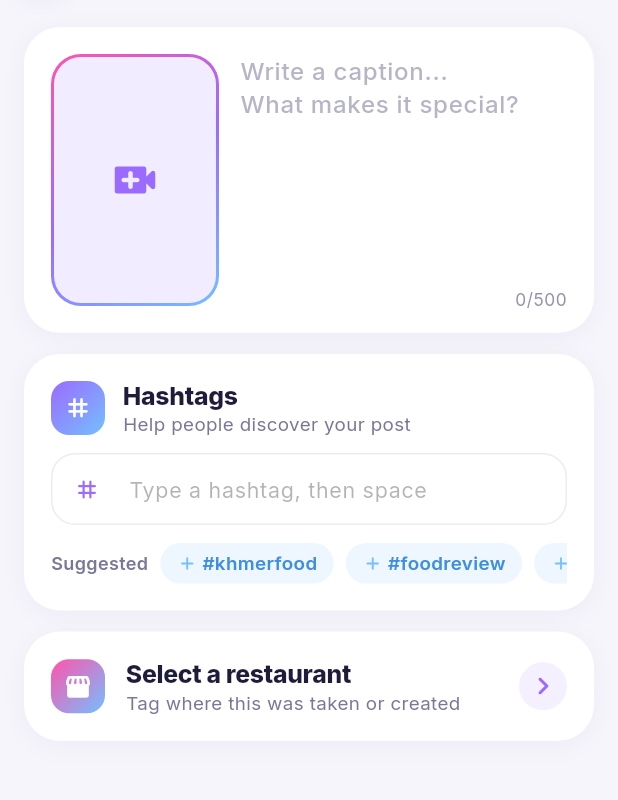
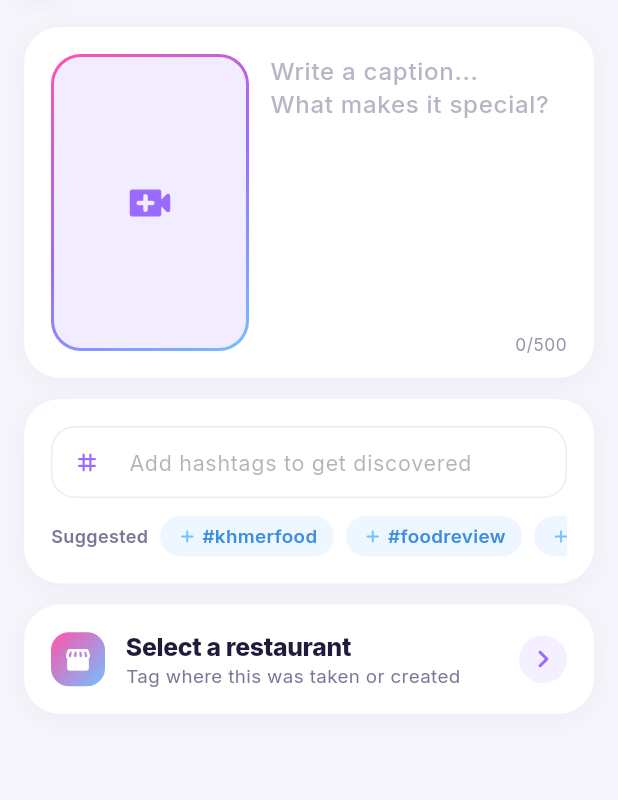
Before and after one commit to Um-chankreas/khmercat_app, a Flutter app: the VideoUploadScreen screen opened directly, on a phone screen of 412 x 824 dp, the part 69-869 px from its top. Run offline on Flutter 3.47's test engine with Material 3 defaults, Android fonts, the phone set to English and light mode, and no system bars; our stand-ins replace cached_network_image, camera, dio, dotted_border, firebase_core, firebase_messaging and 17 more; missing offline and left inert: cached_video_player_plus, v_video_compressor; accounts and stored records are empty; network calls fail.

Commit message:
Larger video thumb, headerless hashtags card
Co-Authored-By: Claude Sonnet 5.5 <noreply@anthropic.com>
Claude-Session: https://claude.ai/code/session_014KB5BUGRfkQGG83zetuJrP

```diff
--- a/lib/src/video_upload/presentation/video_upload_screen.dart
+++ b/lib/src/video_upload/presentation/video_upload_screen.dart
@@ -287,13 +287,6 @@ class VideoUploadScreen extends HookConsumerWidget {
                           child: Column(
                             crossAxisAlignment: CrossAxisAlignment.stretch,
                             children: [
-                              const _SectionHeader(
-                                icon: Icons.tag_rounded,
-                                gradient: _Brand.purpleBlue,
-                                title: 'Hashtags',
-                                subtitle: 'Help people discover your post',
-                              ),
-                              const Gap(12),
                               TextField(
                                 controller: tagInputCtr,
                                 textInputAction: TextInputAction.done,
@@ -311,7 +304,7 @@ class VideoUploadScreen extends HookConsumerWidget {
                                   }
                                 },
                                 decoration: InputDecoration(
-                                  hintText: 'Type a hashtag, then space',
+                                  hintText: 'Add hashtags to get discovered',
                                   prefixIcon: const Icon(
                                     Icons.tag_rounded,
                                     size: 18,
@@ -842,8 +835,8 @@ class _VideoThumb extends HookWidget {
   final VoidCallback onChange;
   const _VideoThumb({required this.path, required this.onChange});
 
-  static const double width = 112;
-  static const double height = 168;
+  static const double width = 132;
+  static const double height = 198;
 
   @override
   Widget build(BuildContext context) {
```
